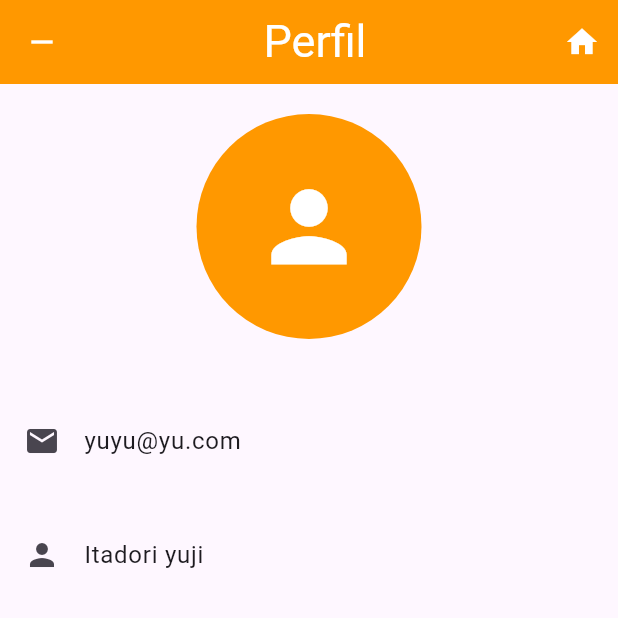
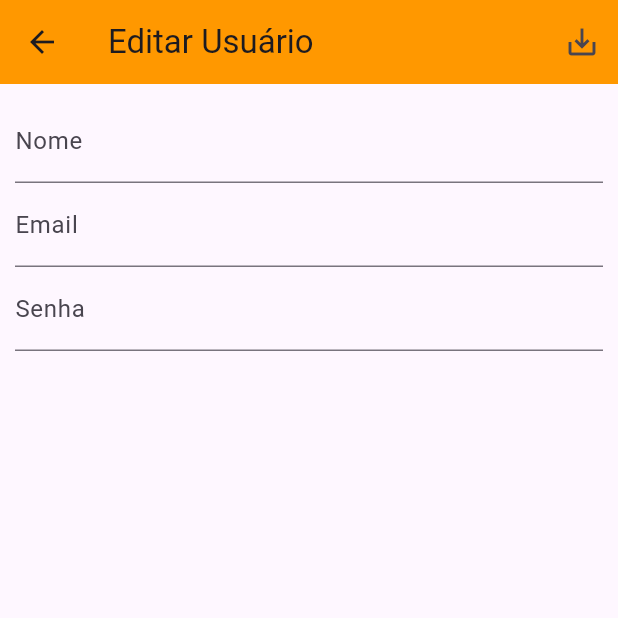
Before and after one commit to WWteodoro/Bicharia, a Flutter app: the screen it shows after launch, on a phone screen of 412 x 824 dp, the top half of it. Run offline on Flutter 3.47's test engine with Material 3 defaults, Android fonts, the phone set to English and light mode, and no system bars; missing offline and left inert: dart:ffi.

Commit message:
tela editar usuario integrar

```diff
--- a/telas_calvo/telas_c/lib/Pages/approute/AppRoute.dart
+++ b/telas_calvo/telas_c/lib/Pages/approute/AppRoute.dart
@@ -4,5 +4,6 @@ class Routaaas {
   static String Home = "/Home";
   static String Cadastro_user = "/cadastrio_user";
   static String Login = "/login";
-  static String Animal_editar = "/Animal_editar_...";
+  static String Animal_editar = "/Animal_editar_";
+  static String Profile = "/profile";
 }
--- /dev/null
+++ b/telas_calvo/telas_c/lib/Pages/editar_user.dart
@@ -0,0 +1,90 @@
+import 'package:flutter/material.dart';
+import 'package:telas_c/Pages/approute/AppRoute.dart';
+import "package:telas_c/servicos/Apiservicos.dart";
+import 'package:telas_c/servicos/dados_autenticados.dart';
+
+class Editar_Users extends StatelessWidget {
+  const Editar_Users({super.key});
+  @override
+  Widget build(BuildContext context) {
+    final senha = TextEditingController();
+    final nome = TextEditingController();
+    final email = TextEditingController();
+    final email_confirmar = TextEditingController();
+    final senha_confirmar = TextEditingController();
+    final _form = GlobalKey<FormState>();
+    return Scaffold(
+      appBar: AppBar(
+          leading: IconButton(
+              onPressed: () {
+                Navigator.pushNamed(context, Routaaas.Profile);
+              },
+              icon: Icon(Icons.arrow_back)),
+          title: Text(
+            "Editar Usuário",
+          ),
+          backgroundColor: Colors.orange,
+          actions: [
+            IconButton(
+                onPressed: () {
+                  Future<int> res = Update_user_data(
+                      nome.text, email.text, senha.text, Dados_Usuario.id);
+                  if (res == 1) {
+                    ScaffoldMessenger.of(context).showSnackBar(
+                      const SnackBar(content: Text('Dados Atualizados')),
+                    );
+                  } else {
+                    ScaffoldMessenger.of(context).showSnackBar(
+                      const SnackBar(
+                          content: Text('Erro na Atualização tente novamente')),
+                    );
+                  }
+                },
+                icon: Icon(Icons.save_alt_outlined))
+          ]),
+      body: Padding(
+          padding: EdgeInsets.all(10),
+          child: Form(
+              key: _form,
+              child: Column(
+                children: [
+                  TextFormField(
+                    controller: nome,
+                    validator: (validtor) {
+                      if (validtor == null || validtor.isEmpty) {
+                        return "Campos vazio";
+                      }
+                      return null;
+                    },
+                    decoration: InputDecoration(labelText: "Nome"),
+                  ),
+                  TextFormField(
+                      controller: email,
+                      decoration: InputDecoration(labelText: "Email"),
+                      validator: (validtor) {
+                        if (validtor == null || validtor.isEmpty) {
+                          return "Campos vazio";
+                        }
+                        if (validtor.contains("@")) {
+                          return "Email invalido";
+                        }
+                        return null;
+                      }),
+                  TextFormField(
+                      controller: senha_confirmar,
+                      decoration: InputDecoration(labelText: "Senha"),
+                      validator: (validtor) {
+                        if (validtor == null || validtor.isEmpty) {
+                          return "Campos vazio";
+                        }
+                        if (validtor.contains(RegExp(
+                            "(?=.*[a-z])(?=.*[A-Z])(?=.*[0-9])(?=.*[^A-Za-z0-9])(?=.{8,})"))) {
+                          return "As condições de senha não foram atendidas";
+                        }
+                        return null;
+                      }),
+                ],
+              ))),
+    );
+  }
+}
--- a/telas_calvo/telas_c/lib/main.dart
+++ b/telas_calvo/telas_c/lib/main.dart
@@ -12,6 +12,7 @@ import 'package:telas_c/Pages/Profile.dart';
 import 'package:telas_c/approute/AppRoute.dart';
 import 'package:telas_c/componentes/Pets.dart';
 import 'Pages/loginpage.dart';
+import 'Pages/editar_user.dart';
 import 'package:telas_c/Pages/Profile.dart';
 
 void main() => runApp(const MyApp());
@@ -25,14 +26,15 @@ class MyApp extends StatelessWidget {
         providers: [ChangeNotifierProvider(create: (ctx) => Pets())],
         child: MaterialApp(
           title: 'Bicharia',
-          home: Profile(),
+          home: Editar_Users(),
           routes: {
             Routaaas.Animal_Cadastro: (_) => const PetCadastros(),
             Routaaas.Animal_adicionar: (_) => AdicionarAnimal(),
             Routaaas.Home: (_) => Home(),
             Routaaas.Login: (_) => LoginPage(),
             Routaaas.Cadastro_user: (_) => CadastroPage(),
-            Routaaas.Animal_editar: (_) => Editar_animal()
+            Routaaas.Animal_editar: (_) => Editar_animal(),
+            Routaaas.Profile: (_) => Profile()
           },
         ));
   }
--- a/telas_calvo/telas_c/lib/servicos/Apiservicos.dart
+++ b/telas_calvo/telas_c/lib/servicos/Apiservicos.dart
@@ -42,3 +42,23 @@ Future<void> Deletar_user(String id) async {
     },
   );
 }
+
+Future<int> Update_user_data(
+    String id, String nome, String email, String password) async {
+  final response =
+      await http.put(Uri.parse('http://localhost:3333/users/' + id),
+          headers: <String, String>{
+            'Content-Type': 'application/json; charset=UTF-8',
+          },
+          body: jsonEncode(<String, String>{
+            'name': nome,
+            'email': email,
+            'passoword': password,
+          }));
+  if (response.statusCode == 200) {
+    Dados_Usuario.email = email;
+    Dados_Usuario.nome = nome;
+    return 1;
+  }
+  return 0;
+}
--- a/telas_calvo/telas_c/lib/servicos/dados_autenticados.dart
+++ b/telas_calvo/telas_c/lib/servicos/dados_autenticados.dart
@@ -1,8 +1,8 @@
 // ignore: camel_case_types
 class Dados_Usuario {
-  static late String id = "89778414-2bd1-4a2e-aa60-0a7b2933b33f";
-  static late String nome = "Itadori yuji";
-  static late String email = "yuyu@yu.com";
+  static late String id = "269b794f-2cac-4554-bfba-1cc16a30dd24";
+  static late String nome = "Calvo calvo";
+  static late String email = "exemplo@usuario.com";
 }
 
 class User {
```
Also changed, not shown: telas_calvo/telas_c/lib/Pages/Profile.dart (+13 -1 lines), 7 other files.
